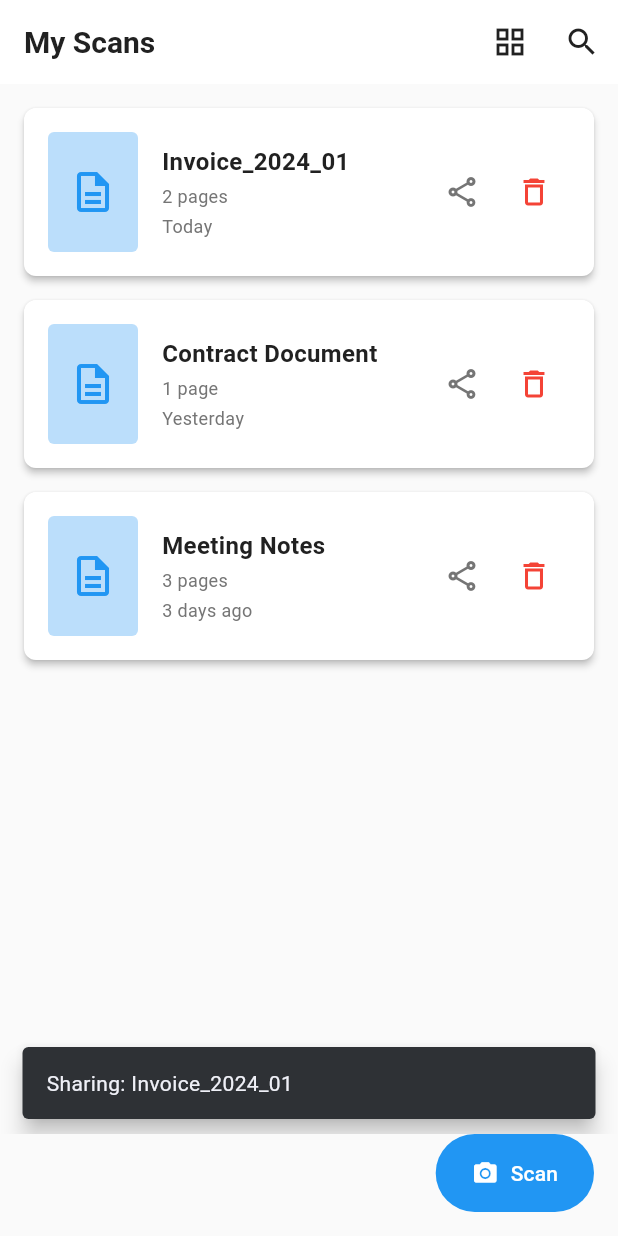
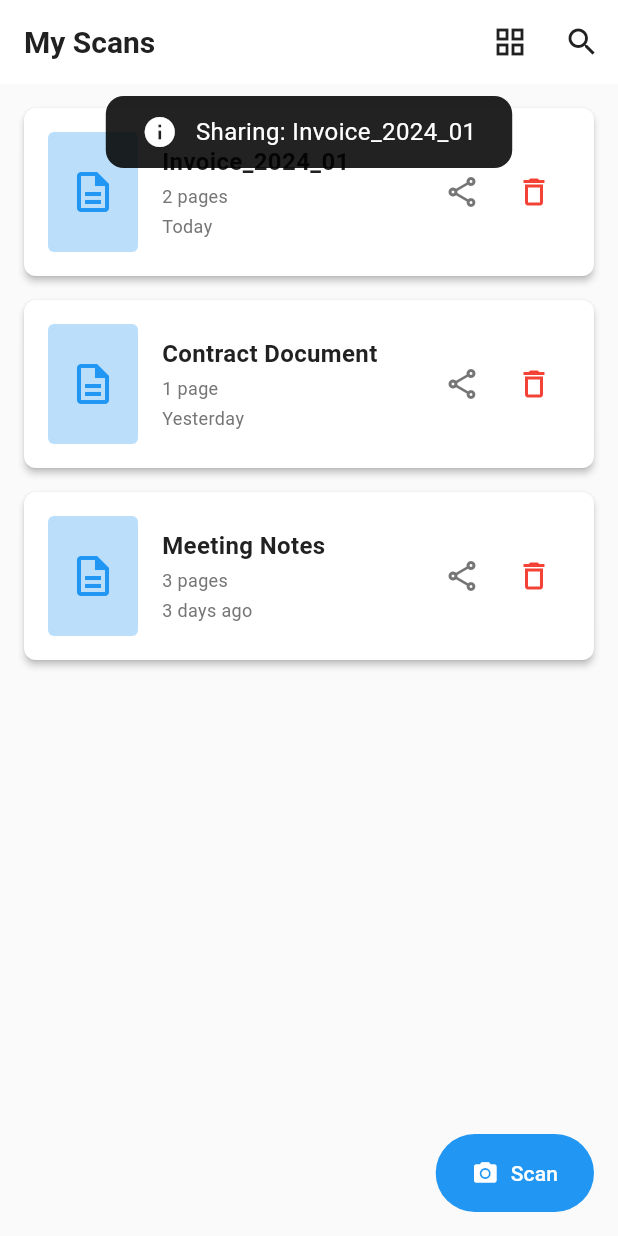
Before and after one commit to semanticist21/scannie, a Flutter app: the screen it shows after launch, after a tap on the "share" icon, on a phone screen of 412 x 824 dp. Run offline on Flutter 3.47's test engine with Material 3 defaults, Android fonts, the phone set to English and light mode, and no system bars; our stand-ins replace fluttertoast, pdf, printing, reorderable_grid_view; missing offline and left inert: cunning_document_scanner_plus.

Commit message:
feat: add toast lib

```diff
--- a/lib/screens/gallery_screen.dart
+++ b/lib/screens/gallery_screen.dart
@@ -7,6 +7,7 @@ import '../theme/app_colors.dart';
 import '../theme/app_theme.dart';
 import '../theme/app_text_styles.dart';
 import '../widgets/common/scan_card.dart';
+import 'package:fluttertoast/fluttertoast.dart';
 
 /// Gallery screen displaying scanned documents
 class GalleryScreen extends StatefulWidget {
@@ -17,6 +18,7 @@ class GalleryScreen extends StatefulWidget {
 }
 
 class _GalleryScreenState extends State<GalleryScreen> {
+
   // Mock data for demonstration
   final List<ScanDocument> _documents = [
     ScanDocument(
@@ -337,12 +339,34 @@ class _GalleryScreenState extends State<GalleryScreen> {
   }
 
   void _showSnackBar(String message) {
-    ScaffoldMessenger.of(context).showSnackBar(
-      SnackBar(
-        content: Text(message),
-        behavior: SnackBarBehavior.floating,
-        duration: const Duration(seconds: 2),
+    FToast fToast = FToast();
+    fToast.init(context);
+
+    Widget toast = Container(
+      padding: const EdgeInsets.symmetric(horizontal: 24.0, vertical: 12.0),
+      decoration: BoxDecoration(
+        borderRadius: BorderRadius.circular(12.0),
+        color: Colors.black87,
       ),
+      child: Row(
+        mainAxisSize: MainAxisSize.min,
+        children: [
+          const Icon(Icons.info, color: Colors.white),
+          const SizedBox(width: 12.0),
+          Flexible(
+            child: Text(
+              message,
+              style: const TextStyle(color: Colors.white, fontSize: 16.0),
+            ),
+          ),
+        ],
+      ),
+    );
+
+    fToast.showToast(
+      child: toast,
+      gravity: ToastGravity.TOP,
+      toastDuration: const Duration(seconds: 3),
     );
   }
 }
--- a/pubspec.yaml
+++ b/pubspec.yaml
@@ -18,6 +18,7 @@ dependencies:
   reorderable_grid_view: ^2.2.8
   pdf: ^3.11.1
   printing: ^5.13.4
+  fluttertoast: ^8.2.8
 
 dev_dependencies:
   flutter_test:
```
Also changed, not shown: lib/screens/document_viewer_screen.dart (+28 -5 lines), lib/screens/edit_screen.dart (+46 -46 lines), lib/screens/export_screen.dart (+28 -5 lines), pubspec.lock, 6 other files.
